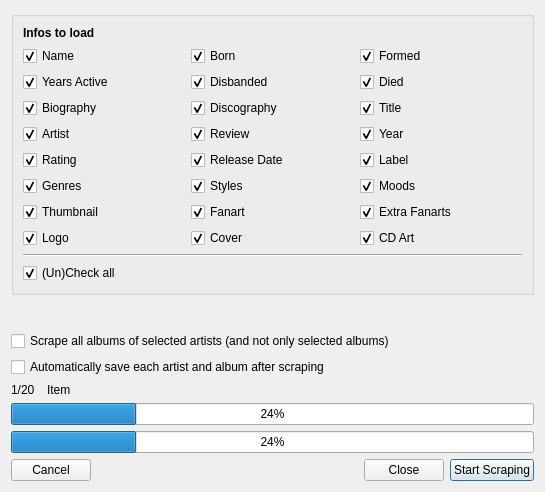
First picture: the form in src/ui/music/MusicMultiScrapeDialog.ui, repository Komet/MediaElch, before the edit.
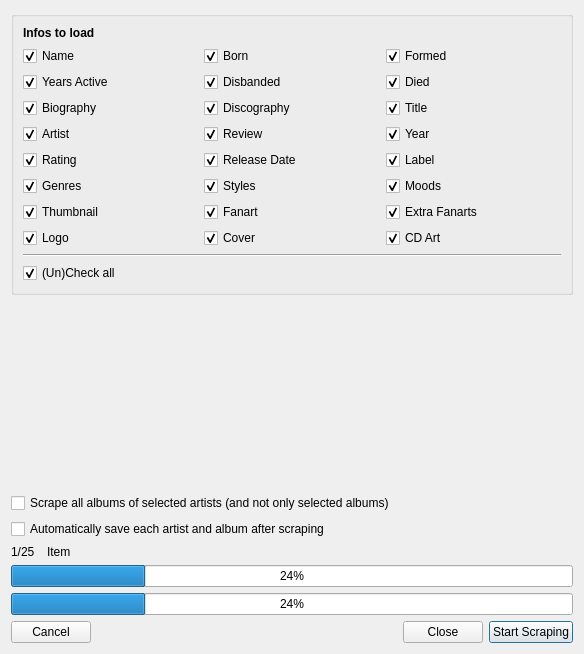
Second picture: the form after the edit. Icons and pictures are not drawn. Custom widgets are drawn as their Qt base class.

Patch:
```diff
--- a/src/ui/music/MusicMultiScrapeDialog.ui
+++ b/src/ui/music/MusicMultiScrapeDialog.ui
@@ -9,8 +9,8 @@
    <rect>
     <x>0</x>
     <y>0</y>
-    <width>545</width>
-    <height>492</height>
+    <width>584</width>
+    <height>654</height>
    </rect>
   </property>
   <property name="windowTitle">
@@ -31,7 +31,6 @@
        <widget class="QLabel" name="label_2">
         <property name="font">
          <font>
-          <weight>75</weight>
           <bold>true</bold>
          </font>
         </property>
@@ -414,7 +413,7 @@
         </size>
        </property>
        <property name="text">
-        <string notr="true">1/20</string>
+        <string notr="true">1/25</string>
        </property>
       </widget>
      </item>
```
Left out of the diff: 8 changed lines with no effect on the pictures.
